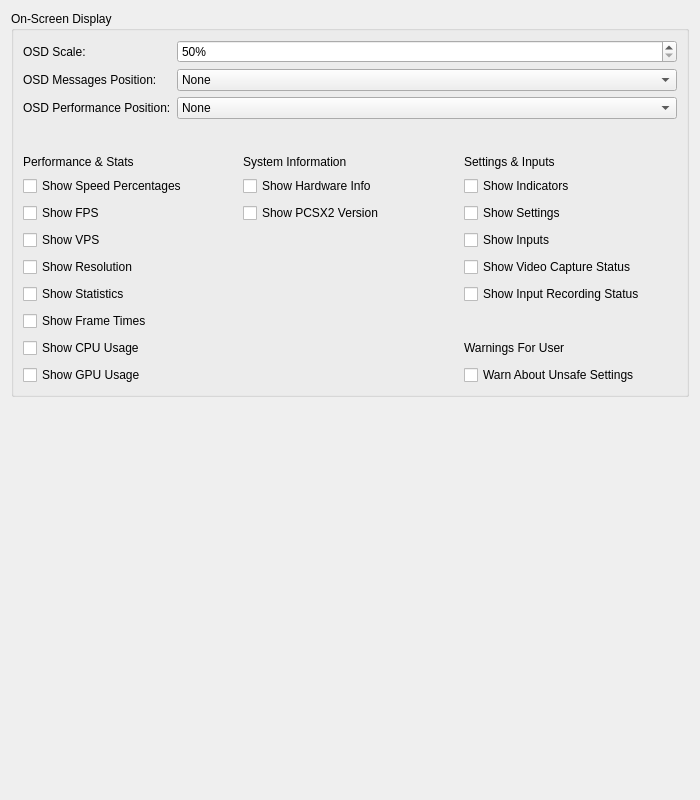
Above: pcsx2-qt/Settings/GraphicsOnScreenDisplaySettingsTab.ui from PCSX2/pcsx2 before the change. Below: the same form after it.
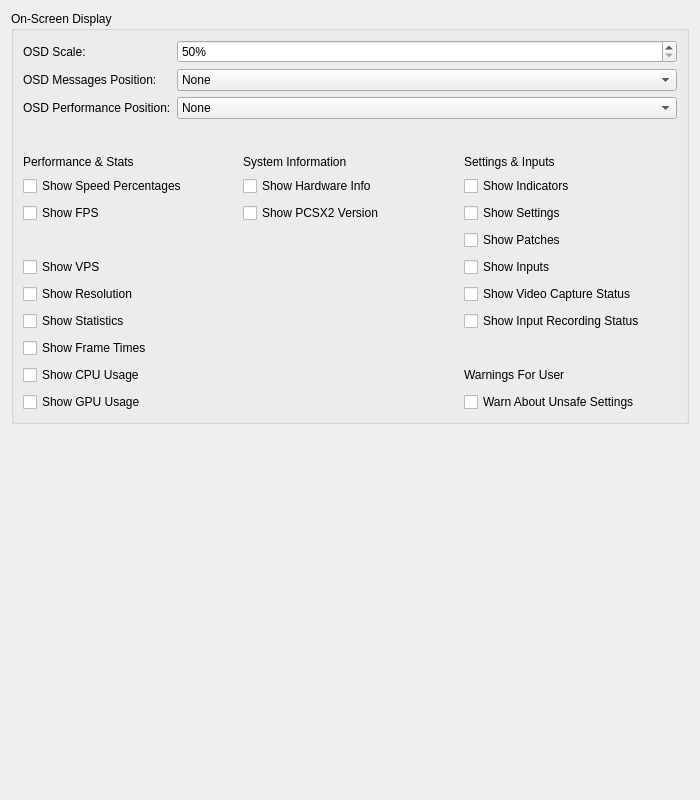
That is the form after the change.

Commit message: OSD: Add ability to show the amount of activated patches

What changed in the file:
```diff
--- a/pcsx2-qt/Settings/GraphicsOnScreenDisplaySettingsTab.ui
+++ b/pcsx2-qt/Settings/GraphicsOnScreenDisplaySettingsTab.ui
@@ -251,6 +251,13 @@
           </property>
          </widget>
         </item>
+        <item row="3" column="2">
+         <widget class="QCheckBox" name="showPatches">
+          <property name="text">
+           <string>Show Patches</string>
+          </property>
+         </widget>
+        </item>
        </layout>
       </item>
       <item row="0" column="0">
```
Left out of the diff: 8 changed lines with no effect on the pictures. The commit also changes 9 other files.
